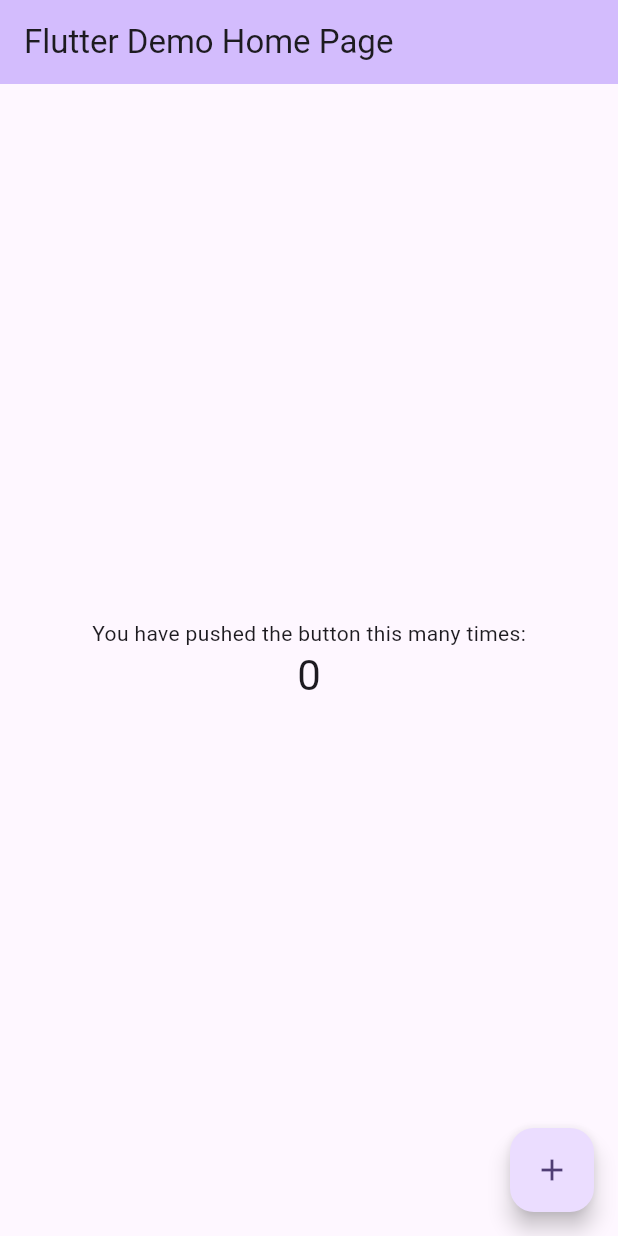
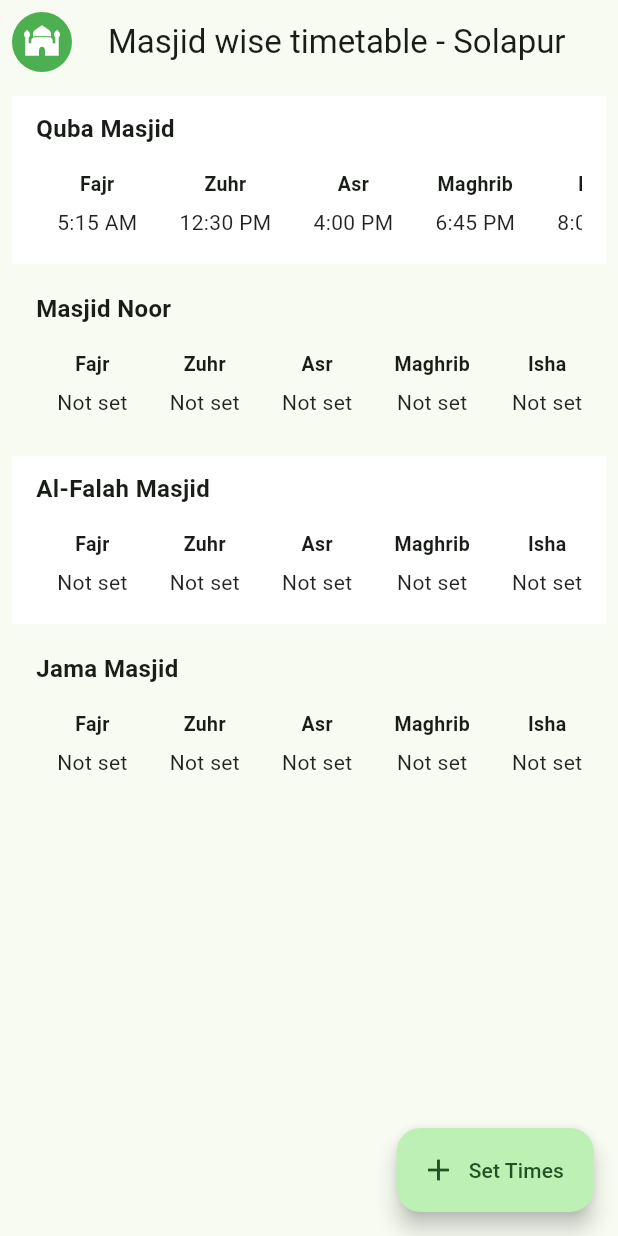
Before and after one commit to AsifShaikh97/Solapur_Masjid_time_table, a Flutter app: the screen it shows after launch, on a phone screen of 412 x 824 dp. Run offline on Flutter 3.47's test engine with Material 3 defaults, Android fonts, the light colour scheme and no system bars.

Commit message:
ui updated

```diff
--- a/lib/main.dart
+++ b/lib/main.dart
@@ -1,122 +1,249 @@
+// dart
 import 'package:flutter/material.dart';
 
-void main() {
-  runApp(const MyApp());
+void main() => runApp(const MyApp());
+
+class Masjid {
+  final String name;
+  final Map<String, TimeOfDay?> prayers;
+
+  Masjid({
+    required this.name,
+    Map<String, TimeOfDay?>? prayers,
+  }) : prayers = prayers ??
+            {
+              'Fajr': null,
+              'Zuhr': null,
+              'Asr': null,
+              'Maghrib': null,
+              'Isha': null,
+            };
+
+  Masjid copyWith({Map<String, TimeOfDay?>? prayers}) {
+    return Masjid(
+      name: name,
+      prayers: prayers ?? Map.from(this.prayers),
+    );
+  }
 }
 
 class MyApp extends StatelessWidget {
   const MyApp({super.key});
-
-  // This widget is the root of your application.
   @override
   Widget build(BuildContext context) {
     return MaterialApp(
-      title: 'Flutter Demo',
+      title: 'Masjid Timetable - Solapur',
       theme: ThemeData(
-        // This is the theme of your application.
-        //
-        // TRY THIS: Try running your application with "flutter run". You'll see
-        // the application has a purple toolbar. Then, without quitting the app,
-        // try changing the seedColor in the colorScheme below to Colors.green
-        // and then invoke "hot reload" (save your changes or press the "hot
-        // reload" button in a Flutter-supported IDE, or press "r" if you used
-        // the command line to start the app).
-        //
-        // Notice that the counter didn't reset back to zero; the application
-        // state is not lost during the reload. To reset the state, use hot
-        // restart instead.
-        //
-        // This works for code too, not just values: Most code changes can be
-        // tested with just a hot reload.
-        colorScheme: ColorScheme.fromSeed(seedColor: Colors.deepPurple),
+        colorScheme: ColorScheme.fromSeed(seedColor: Colors.green),
+        useMaterial3: true,
       ),
-      home: const MyHomePage(title: 'Flutter Demo Home Page'),
+      home: const MasjidListScreen(),
     );
   }
 }
 
-class MyHomePage extends StatefulWidget {
-  const MyHomePage({super.key, required this.title});
-
-  // This widget is the home page of your application. It is stateful, meaning
-  // that it has a State object (defined below) that contains fields that affect
-  // how it looks.
-
-  // This class is the configuration for the state. It holds the values (in this
-  // case the title) provided by the parent (in this case the App widget) and
-  // used by the build method of the State. Fields in a Widget subclass are
-  // always marked "final".
-
-  final String title;
-
+class MasjidListScreen extends StatefulWidget {
+  const MasjidListScreen({super.key});
   @override
-  State<MyHomePage> createState() => _MyHomePageState();
+  State<MasjidListScreen> createState() => _MasjidListScreenState();
 }
 
-class _MyHomePageState extends State<MyHomePage> {
-  int _counter = 0;
+class _MasjidListScreenState extends State<MasjidListScreen> {
+  final List<Masjid> _masjids = [
+    Masjid(
+      name: 'Quba Masjid',
+      prayers: {
+        'Fajr': TimeOfDay(hour: 5, minute: 15),
+        'Zuhr': TimeOfDay(hour: 12, minute: 30),
+        'Asr': TimeOfDay(hour: 16, minute: 0),
+        'Maghrib': TimeOfDay(hour: 18, minute: 45),
+        'Isha': TimeOfDay(hour: 20, minute: 0),
+      },
+    ),
+    Masjid(name: 'Masjid Noor'),
+    Masjid(name: 'Al-Falah Masjid'),
+    Masjid(name: 'Jama Masjid'),
+  ];
 
-  void _incrementCounter() {
+  String _format(TimeOfDay? t, BuildContext context) {
+    if (t == null) return 'Not set';
+    final local = MaterialLocalizations.of(context);
+    return local.formatTimeOfDay(t, alwaysUse24HourFormat: false);
+  }
+
+  Future<void> _pickTimeFor(int index, String prayer) async {
+    final current = _masjids[index].prayers[prayer] ?? TimeOfDay.now();
+    final picked = await showTimePicker(context: context, initialTime: current);
+    if (picked != null) {
       setState(() {
-      // This call to setState tells the Flutter framework that something has
-      // changed in this State, which causes it to rerun the build method below
-      // so that the display can reflect the updated values. If we changed
-      // _counter without calling setState(), then the build method would not be
-      // called again, and so nothing would appear to happen.
-      _counter++;
+        _masjids[index].prayers[prayer] = picked;
       });
+    }
+  }
+
+  void _showSetTimesSheet(int index) {
+    showModalBottomSheet(
+      context: context,
+      builder: (context) {
+        final keys = _masjids[index].prayers.keys.toList();
+        return SafeArea(
+          child: Padding(
+            padding: const EdgeInsets.all(12.0),
+            child: Column(mainAxisSize: MainAxisSize.min, children: [
+              const Text('Set Prayer Time',
+                  style: TextStyle(fontSize: 16, fontWeight: FontWeight.w600)),
+              const SizedBox(height: 12),
+              Wrap(
+                spacing: 8,
+                runSpacing: 8,
+                children: keys.map((p) {
+                  return ElevatedButton(
+                    onPressed: () {
+                      Navigator.pop(context);
+                      _pickTimeFor(index, p);
+                    },
+                    child: Text(p),
+                  );
+                }).toList(),
+              ),
+              const SizedBox(height: 8),
+            ]),
+          ),
+        );
+      },
+    );
+  }
+
+  Widget _buildPrayerLayout(Masjid m, double width, BuildContext context) {
+    final entries = m.prayers.entries.toList();
+
+    if (width < 600) {
+      return SingleChildScrollView(
+        scrollDirection: Axis.horizontal,
+        child: Row(
+          children: entries.map((e) {
+            return Container(
+              padding: const EdgeInsets.symmetric(vertical: 8, horizontal: 14),
+              child: Column(
+                mainAxisSize: MainAxisSize.min,
+                children: [
+                  Text(e.key,
+                      style: const TextStyle(
+                          fontWeight: FontWeight.w700, fontSize: 13)),
+                  const SizedBox(height: 6),
+                  Text(_format(e.value, context),
+                      style: const TextStyle(color: Colors.black87)),
+                ],
+              ),
+            );
+          }).toList(),
+        ),
+      );
+    } else if (width < 1000) {
+      return Row(
+        children: entries.map((e) {
+          return Expanded(
+            child: Column(
+              crossAxisAlignment: CrossAxisAlignment.center,
+              children: [
+                Text(e.key,
+                    style:
+                        const TextStyle(fontWeight: FontWeight.w700, fontSize: 13)),
+                const SizedBox(height: 6),
+                Text(_format(e.value, context),
+                    style: const TextStyle(color: Colors.black87)),
+              ],
+            ),
+          );
+        }).toList(),
+      );
+    } else {
+      return Row(
+        mainAxisAlignment: MainAxisAlignment.spaceBetween,
+        children: entries.map((e) {
+          return Expanded(
+            child: Column(
+              crossAxisAlignment: CrossAxisAlignment.center,
+              children: [
+                Text(e.key,
+                    style:
+                        const TextStyle(fontWeight: FontWeight.w700, fontSize: 14)),
+                const SizedBox(height: 8),
+                Text(_format(e.value, context),
+                    style: const TextStyle(color: Colors.black87)),
+              ],
+            ),
+          );
+        }).toList(),
+      );
+    }
   }
 
   @override
   Widget build(BuildContext context) {
-    // This method is rerun every time setState is called, for instance as done
-    // by the _incrementCounter method above.
-    //
-    // The Flutter framework has been optimized to make rerunning build methods
-    // fast, so that you can just rebuild anything that needs updating rather
-    // than having to individually change instances of widgets.
     return Scaffold(
       appBar: AppBar(
-        // TRY THIS: Try changing the color here to a specific color (to
-        // Colors.amber, perhaps?) and trigger a hot reload to see the AppBar
-        // change color while the other colors stay the same.
-        backgroundColor: Theme.of(context).colorScheme.inversePrimary,
-        // Here we take the value from the MyHomePage object that was created by
-        // the App.build method, and use it to set our appbar title.
-        title: Text(widget.title),
+        leading: Padding(
+          padding: const EdgeInsets.all(8.0),
+          child: CircleAvatar(
+            backgroundColor: Colors.green,
+            child: const Icon(Icons.mosque, color: Colors.white),
           ),
-      body: Center(
-        // Center is a layout widget. It takes a single child and positions it
-        // in the middle of the parent.
+        ),
+        title: const Text('Masjid wise timetable - Solapur'),
+        centerTitle: true,
+      ),
+      body: LayoutBuilder(
+        builder: (context, outerConstraints) {
+          return ListView.separated(
+            padding: const EdgeInsets.only(top: 8, bottom: 16, left: 8, right: 8),
+            itemCount: _masjids.length,
+            separatorBuilder: (_, __) => const SizedBox(height: 8),
+            itemBuilder: (context, index) {
+              final masjid = _masjids[index];
+              final bg = index.isEven ? Colors.white : Colors.green[10];
+              return LayoutBuilder(
+                builder: (context, itemConstraints) {
+                  final itemWidth = itemConstraints.maxWidth;
+                  final titleStyle = TextStyle(
+                      fontSize: itemWidth < 600 ? 16 : 18,
+                      fontWeight: FontWeight.bold);
+                  return InkWell(
+                    onTap: () => _showSetTimesSheet(index),
+                    child: Container(
+                      width: double.infinity,
+                      padding: const EdgeInsets.symmetric(
+                          vertical: 10, horizontal: 16),
+                      color: bg, // simplified: only background color, no rounded corners
                       child: Column(
-          // Column is also a layout widget. It takes a list of children and
-          // arranges them vertically. By default, it sizes itself to fit its
-          // children horizontally, and tries to be as tall as its parent.
-          //
-          // Column has various properties to control how it sizes itself and
-          // how it positions its children. Here we use mainAxisAlignment to
-          // center the children vertically; the main axis here is the vertical
-          // axis because Columns are vertical (the cross axis would be
-          // horizontal).
-          //
-          // TRY THIS: Invoke "debug painting" (choose the "Toggle Debug Paint"
-          // action in the IDE, or press "p" in the console), to see the
-          // wireframe for each widget.
-          mainAxisAlignment: MainAxisAlignment.center,
-          children: <Widget>[
-            const Text('You have pushed the button this many times:'),
-            Text(
-              '$_counter',
-              style: Theme.of(context).textTheme.headlineMedium,
+                        crossAxisAlignment: CrossAxisAlignment.start,
+                        children: [
+                          Row(
+                            children: [
+                              Expanded(
+                                child: Text(masjid.name, style: titleStyle),
                               ),
                             ],
                           ),
+                          const SizedBox(height: 8),
+                          _buildPrayerLayout(masjid, itemWidth, context),
+                        ],
                       ),
-      floatingActionButton: FloatingActionButton(
-        onPressed: _incrementCounter,
-        tooltip: 'Increment',
-        child: const Icon(Icons.add),
-      ), // This trailing comma makes auto-formatting nicer for build methods.
+                    ),
+                  );
+                },
+              );
+            },
+          );
+        },
+      ),
+      floatingActionButton: FloatingActionButton.extended(
+        onPressed: () {
+          // optional: add a new masjid or global action
+        },
+        icon: const Icon(Icons.add),
+        label: const Text('Set Times'),
+      ),
     );
   }
 }
```
Lines whose indentation alone changed are shown as unchanged.
